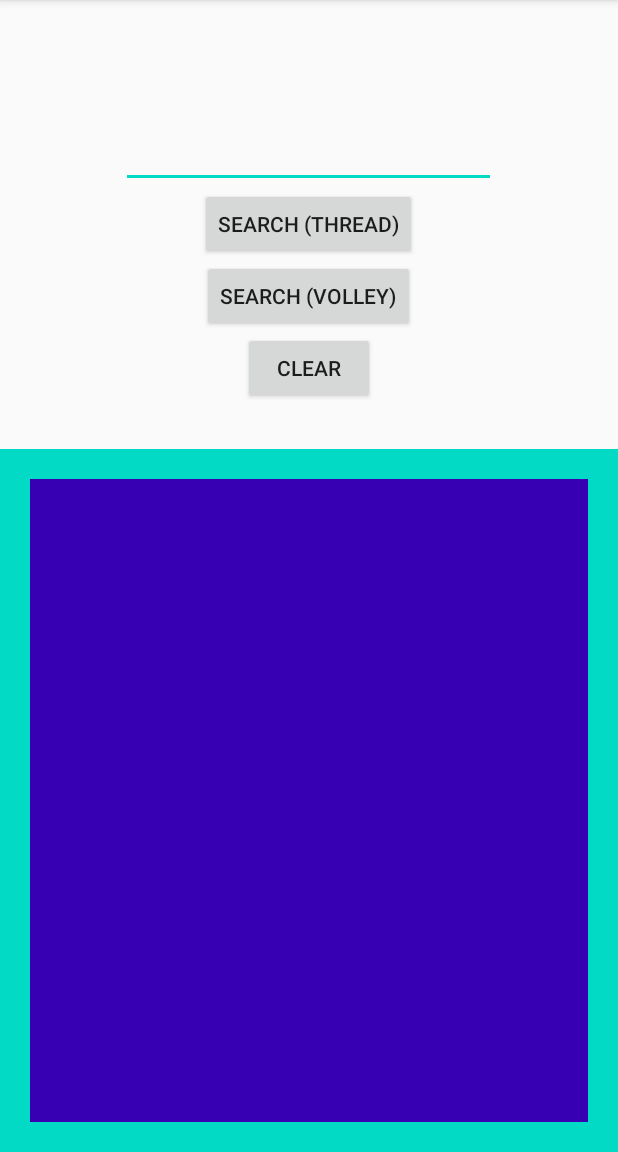
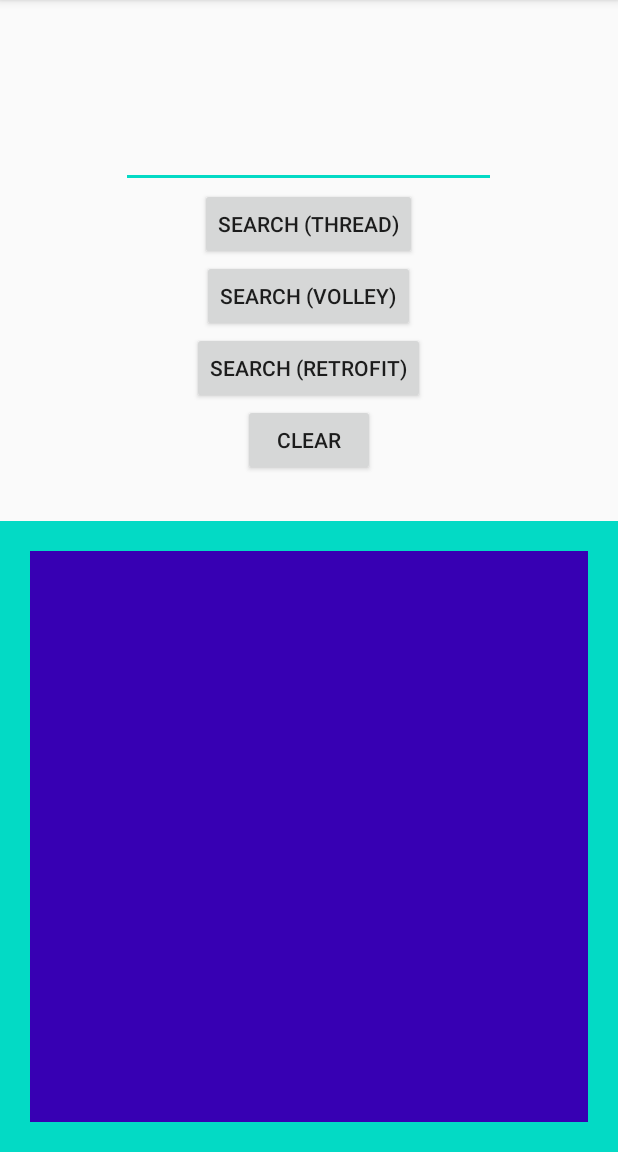
Before and after one commit to xizsmin/Async_Local, an Android app: the screen it shows after launch (MainActivity), on a phone screen of 412 x 824 dp, the part 84-1236 px from its top. Run offline under Robolectric (Android 15) with nearby library versions, the phone set to English and light mode, and no system bars; our stand-ins replace Volley.

Commit message:
[Retrofit]  - Local search api(GET request) implemented by Retrofit  - TBD: Figure out how Retrofit works.

```diff
--- a/app/build.gradle
+++ b/app/build.gradle
@@ -22,6 +22,10 @@ android {
             proguardFiles getDefaultProguardFile('proguard-android-optimize.txt'), 'proguard-rules.pro'
         }
     }
+    compileOptions {
+        sourceCompatibility JavaVersion.VERSION_1_8
+        targetCompatibility JavaVersion.VERSION_1_8
+    }
 }
 
 dependencies {
@@ -31,6 +35,8 @@ dependencies {
     implementation 'androidx.appcompat:appcompat:1.2.0'
     implementation 'androidx.constraintlayout:constraintlayout:2.0.4'
     implementation 'com.android.volley:volley:1.1.1'
+    implementation 'com.squareup.retrofit2:retrofit:2.9.0'
+    implementation 'com.squareup.retrofit2:converter-gson:2.9.0'
     testImplementation 'junit:junit:4.12'
     androidTestImplementation 'androidx.test.ext:junit:1.1.2'
     androidTestImplementation 'androidx.test.espresso:espresso-core:3.3.0'
--- a/app/src/main/res/layout/activity_main.xml
+++ b/app/src/main/res/layout/activity_main.xml
@@ -30,12 +30,21 @@
         android:text="Search (Volley)"/>
 
     <Button
+        android:id="@+id/button_request_retrofit"
+        android:layout_width="wrap_content"
+        android:layout_height="wrap_content"
+        android:layout_centerHorizontal="true"
+        android:layout_below="@+id/button_request_volley"
+        android:text="Search (Retrofit)"/>
+
+
+    <Button
         android:id="@+id/button_clear"
         android:layout_width="wrap_content"
         android:layout_height="wrap_content"
         android:layout_centerHorizontal="true"
         android:text="Clear"
-        android:layout_below="@+id/button_request_volley"/>
+        android:layout_below="@+id/button_request_retrofit"/>
 
     <RelativeLayout
         android:id="@+id/layout_result"
```
Also changed, not shown: app/src/main/java/com/example/async_local/MainActivity.kt (+19 -3 lines), app/src/main/java/com/example/async_local/RetrofitRequest.kt (added, +37 -0 lines).
